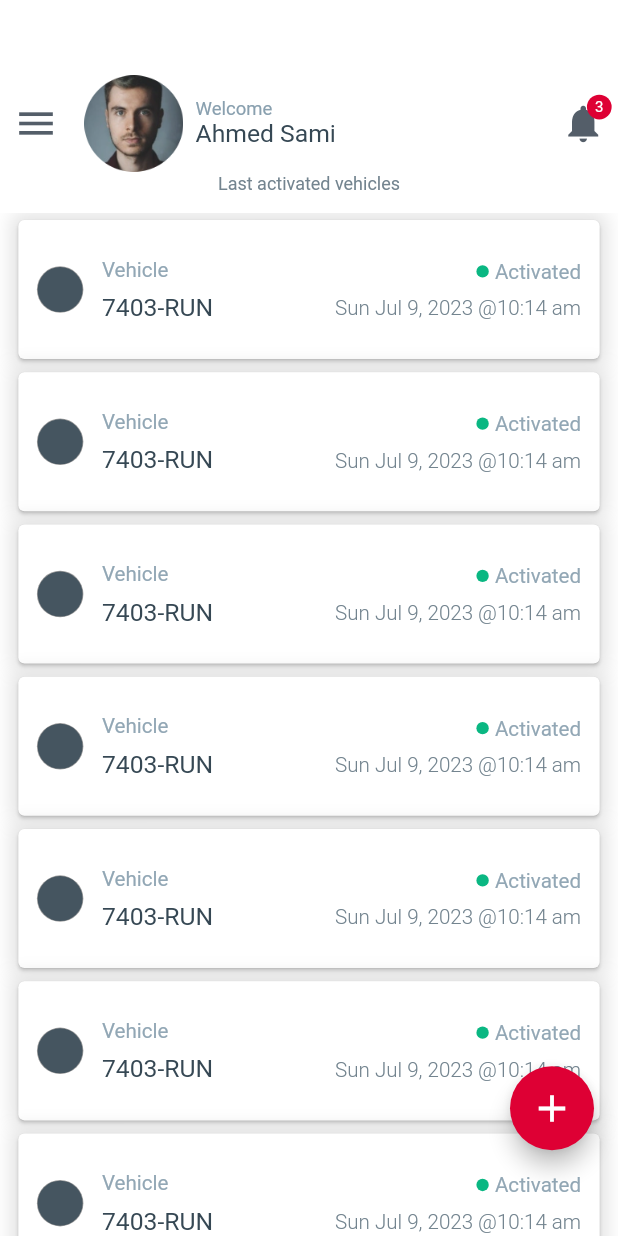
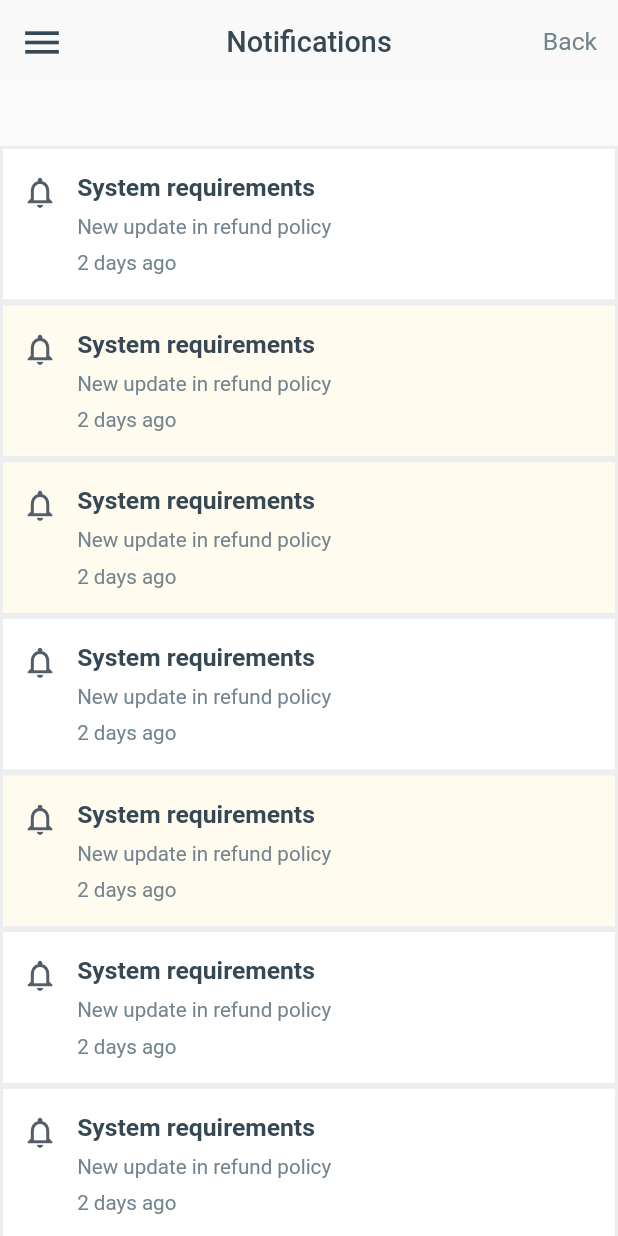
Before and after one commit to alyAly12/fuel_engine_operation, a Flutter app: the HomeScreen screen opened by its route, after a tap on an icon or button, on a phone screen of 412 x 824 dp. Run offline on Flutter 3.47's test engine with Material 3 defaults, Android fonts, the light colour scheme and no system bars; our stand-ins replace dotted_border, flutter_animate, flutter_svg, fluttertoast, go_router, google_fonts and 3 more; missing offline and left inert: flutter_nfc_kit.

Commit message:
adding notification screen

```diff
--- a/lib/core/utils/app_colors.dart
+++ b/lib/core/utils/app_colors.dart
@@ -27,4 +27,5 @@ class AppColors {
   static const Color confirmColor =Color(0xff1FC592);
   static const Color customKeyboardColor = Color(0xffF1F0F5);
   static const Color vehicleColor = Color(0xff92A7B5);
+  static const containerColor =Color(0xffEBEDEF);
 }
--- a/lib/core/utils/app_route.dart
+++ b/lib/core/utils/app_route.dart
@@ -1,6 +1,7 @@
 import 'package:activation_app/core/component/custom_issue_sent_success_screen.dart';
 import 'package:activation_app/features/home_feature/presentation/view/home_screen.dart';
 import 'package:activation_app/features/home_feature/presentation/view/report_issue_screen.dart';
+import 'package:activation_app/features/home_feature/presentation/widgets/notification_widget/notification_view.dart';
 import 'package:activation_app/features/pairing_feature/presentation/view/pairing_view.dart';
 import 'package:activation_app/features/scan_feature/presentation/view/scan_screen.dart';
 import 'package:activation_app/features/scan_feature/presentation/view/vehicle_activation_screen.dart';
@@ -30,6 +31,7 @@ abstract class AppRoute
   static const kAboutAppView ='/aboutAppView';
   static const kHistoryView ='/historyView';
   static const kFilterView ='/filterView';
+  static const kNotificationView ='/notificationView';
 
 static final router = GoRouter(
     routes: [
@@ -154,5 +156,14 @@ static final router = GoRouter(
           child: const FilterScreen(),
         ),
       ),
+      GoRoute(
+        path: kNotificationView,
+        builder:(context,state)=>const NotificationScreen(),
+        pageBuilder: (context, state) => buildPageWithDefaultTransition<void>(
+          context: context,
+          state: state,
+          child: const NotificationScreen(),
+        ),
+      ),
     ]);
 }
--- a/lib/core/utils/app_strings.dart
+++ b/lib/core/utils/app_strings.dart
@@ -58,4 +58,7 @@ class AppStrings
   static String orderType='Order type';
   static String product='Product';
   static String apply ='Apply';
+  static String notification ='Notifications';
+  static String back ='Back';
+  static String systemRequirement ='System requirements';
 }
--- a/lib/features/home_feature/presentation/widgets/custom_header_container.dart
+++ b/lib/features/home_feature/presentation/widgets/custom_header_container.dart
@@ -48,7 +48,7 @@ class CustomHeaderContainer extends StatelessWidget {
                 padding:  EdgeInsets.symmetric(horizontal: 2.w),
                 child: GestureDetector(
                   onTap: (){
-                    // TODO: Navigate to notification scree
+                   GoRouter.of(context).push(AppRoute.kNotificationView);
                   },
                   child: Badge(
                       label: const Text('3'),
--- /dev/null
+++ b/lib/features/home_feature/presentation/widgets/notification_widget/notification_item.dart
@@ -0,0 +1,65 @@
+import 'package:activation_app/core/component/custom_text_widget.dart';
+import 'package:activation_app/core/utils/app_colors.dart';
+import 'package:activation_app/core/utils/app_strings.dart';
+import 'package:flutter/material.dart';
+import 'package:sizer/sizer.dart';
+
+class NotificationItem extends StatelessWidget {
+  const NotificationItem({super.key, required this.containerColor});
+final Color containerColor;
+  @override
+  Widget build(BuildContext context) {
+    return Container(
+      decoration: BoxDecoration(
+        color: containerColor,
+        border: Border.all(
+          color:AppColors.containerColor,
+          width: 2
+        )
+      ),
+      child: Padding(
+        padding:  EdgeInsets.symmetric(vertical: 2.h,horizontal: 3.w),
+        child: Row(
+          crossAxisAlignment: CrossAxisAlignment.start,
+          children: [
+            Icon(
+              Icons.notifications_outlined,
+              size: 3.h,
+            ),
+            SizedBox(
+              width: 3.w,
+            ),
+            Column(
+              mainAxisAlignment: MainAxisAlignment.center,
+              crossAxisAlignment: CrossAxisAlignment.start,
+              children: [
+                CustomTextWidget(
+                  title: AppStrings.systemRequirement,
+                  color: AppColors.darkGrey,
+                  fontSize: 12.sp,
+                  fontWeight: FontWeight.w600,
+                ),
+                SizedBox(
+                  height: 1.h,
+                ),
+                 CustomTextWidget(
+                  title: 'New update in refund policy',
+                  color: AppColors.lightTitleColor,
+                  fontSize: 10.sp,
+                ),
+                SizedBox(
+                  height: 1.h,
+                ),
+                 CustomTextWidget(
+                  title: '2 days ago',
+                  color: AppColors.lightTitleColor,
+                  fontSize: 10.sp,
+                ),
+              ],
+            )
+          ],
+        ),
+      ),
+    );
+  }
+}
--- /dev/null
+++ b/lib/features/home_feature/presentation/widgets/notification_widget/notification_item_list.dart
@@ -0,0 +1,30 @@
+import 'package:activation_app/features/home_feature/presentation/widgets/notification_widget/notification_item.dart';
+import 'package:flutter/material.dart';
+import 'package:sizer/sizer.dart';
+
+class NotificationItemList extends StatelessWidget {
+  const NotificationItemList({super.key});
+
+  @override
+  Widget build(BuildContext context) {
+    final List<Color>itemColors=[
+      const Color(0xffFFFFFF),
+      const Color(0xffFFFBEE),
+      const Color(0xffFFFBEE),
+      const Color(0xffFFFFFF),
+      const Color(0xffFFFBEE),
+      const Color(0xffFFFFFF),
+      const Color(0xffFFFFFF),
+      const Color(0xffFFFBEE),
+      const Color(0xffFFFFFF),
+    ];
+    return Padding(
+      padding:  EdgeInsets.only(top: 5.h),
+      child: ListView.builder(
+          itemCount: 9,
+          itemBuilder: (context,index){
+            return  NotificationItem(containerColor: itemColors[index],);
+          }),
+    );
+  }
+}
--- /dev/null
+++ b/lib/features/home_feature/presentation/widgets/notification_widget/notification_view.dart
@@ -0,0 +1,21 @@
+import 'package:activation_app/core/component/custom_regular_appBar.dart';
+import 'package:activation_app/core/utils/app_strings.dart';
+import 'package:activation_app/features/home_feature/presentation/widgets/notification_widget/notification_view_body.dart';
+import 'package:flutter/material.dart';
+
+class NotificationScreen extends StatelessWidget {
+  const NotificationScreen({super.key});
+
+  @override
+  Widget build(BuildContext context) {
+    return Scaffold(
+      appBar: PreferredSize(
+          preferredSize: const Size(kBottomNavigationBarHeight, kBottomNavigationBarHeight),
+          child: CustomRegularAppBar(
+              mainTitle: AppStrings.notification,
+              actionTitle: AppStrings.back
+          ),),
+      body: const NotificationViewBody(),
+    );
+  }
+}
--- /dev/null
+++ b/lib/features/home_feature/presentation/widgets/notification_widget/notification_view_body.dart
@@ -0,0 +1,15 @@
+import 'package:activation_app/features/home_feature/presentation/widgets/notification_widget/notification_item_list.dart';
+import 'package:flutter/material.dart';
+
+class NotificationViewBody extends StatelessWidget {
+  const NotificationViewBody({super.key});
+
+  @override
+  Widget build(BuildContext context) {
+    return  const Column(
+      children: [
+        Expanded(child: NotificationItemList())
+      ],
+    );
+  }
+}
```
